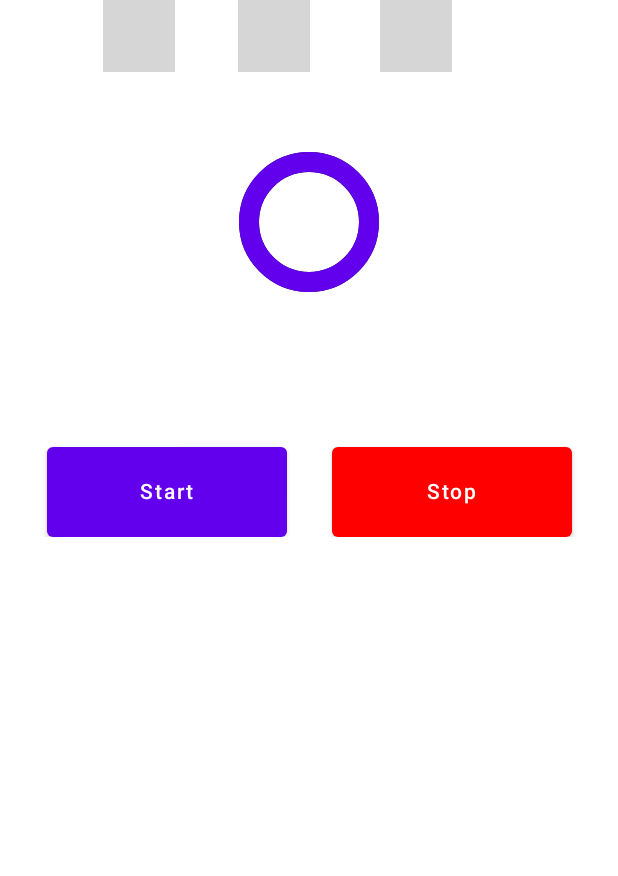
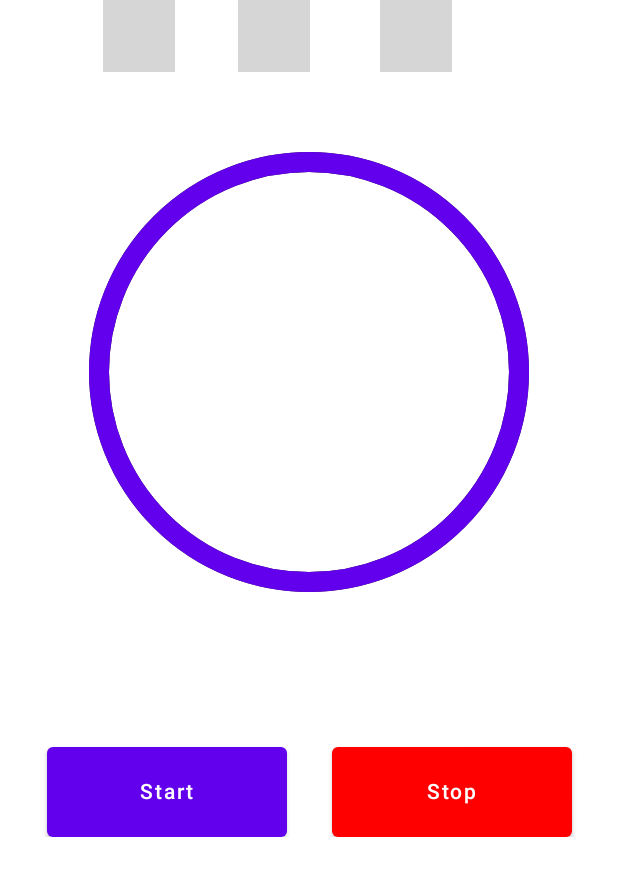
Before and after one commit to SergeiKrainyukov/TimerYT, an Android app built with Jetpack Compose: the @Preview function Preview, on a phone screen of 412 x 824 dp. Shown: the top 876 px of the screen. Run offline under Robolectric (Android 15) with nearby library versions, the phone set to English and light mode, and no system bars; libraries missing offline, so code that uses them is left out: com.chargemap.compose; 3 statements that could not run were skipped; grey boxes are pictures that could not be loaded.

Commit message:
name improvements

```diff
--- a/app/src/main/java/com/example/timeryt/MainActivity.kt
+++ b/app/src/main/java/com/example/timeryt/MainActivity.kt
@@ -21,7 +21,7 @@ class MainActivity : ComponentActivity() {
                     contentAlignment = Alignment.Center,
                     modifier = Modifier.fillMaxSize()
                 ) {
-                    Timer(modifier = Modifier.size(400.dp))
+                    Timer()
                 }
             }
         }
--- a/app/src/main/java/com/example/timeryt/TimePicker.kt
+++ b/app/src/main/java/com/example/timeryt/TimePicker.kt
@@ -9,26 +9,29 @@ import androidx.compose.runtime.Composable
 import androidx.compose.ui.Alignment
 import androidx.compose.ui.Modifier
 import androidx.compose.ui.graphics.Color
+import androidx.compose.ui.res.stringResource
 import androidx.compose.ui.text.TextStyle
 import androidx.compose.ui.text.style.TextAlign
 import androidx.compose.ui.unit.dp
 import com.chargemap.compose.numberpicker.NumberPicker
 
-data class FullHours(
-    val hours: Int,
-    val minutes: Int,
-    val seconds: Int
+data class FullTime(
+    val hours: Int = 0,
+    val minutes: Int = 0,
+    val seconds: Int = 0
 ) {
     fun toSeconds() = seconds + minutes * 60 + hours * 3600
 
     fun minusSecond() = fromSeconds(toSeconds() - 1)
 
+    fun isDefault() = seconds == 0 && minutes == 0 && hours == 0
+
     companion object {
-        fun fromSeconds(seconds: Int): FullHours {
+        fun fromSeconds(seconds: Int): FullTime {
             val hours = seconds / 3600
             val minutes = (seconds - 3600 * hours) / 60
             val secondsValue = seconds - hours * 3600 - minutes * 60
-            return FullHours(
+            return FullTime(
                 hours = hours,
                 minutes = minutes,
                 seconds = secondsValue
@@ -40,11 +43,11 @@ data class FullHours(
 @Composable
 fun CustomTimePicker(
     modifier: Modifier = Modifier,
-    value: FullHours,
+    value: FullTime,
     hoursRange: Iterable<Int> = (0..23),
     minutesRange: Iterable<Int> = (0..59),
     secondsRange: Iterable<Int> = (0..59),
-    onValueChange: (FullHours) -> Unit,
+    onValueChange: (FullTime) -> Unit,
     dividersColor: Color = MaterialTheme.colors.primary,
     textStyle: TextStyle = LocalTextStyle.current,
 ) {
@@ -62,7 +65,7 @@ fun CustomTimePicker(
             range = hoursRange
         )
 
-        TimeDivider("час")
+        TimeDivider(stringResource(id = R.string.hours))
 
         NumberPicker(
             value = value.minutes,
@@ -74,7 +77,7 @@ fun CustomTimePicker(
             range = minutesRange
         )
 
-        TimeDivider("мин")
+        TimeDivider(stringResource(id = R.string.minutes))
 
         NumberPicker(
             value = value.seconds,
@@ -86,7 +89,7 @@ fun CustomTimePicker(
             range = secondsRange
         )
 
-        TimeDivider("cек")
+        TimeDivider(stringResource(id = R.string.seconds))
     }
 }
 
--- a/app/src/main/java/com/example/timeryt/Timer.kt
+++ b/app/src/main/java/com/example/timeryt/Timer.kt
@@ -1,15 +1,11 @@
 package com.example.timeryt
 
 import androidx.compose.foundation.Canvas
-import androidx.compose.foundation.border
 import androidx.compose.foundation.layout.*
-import androidx.compose.foundation.shape.RoundedCornerShape
 import androidx.compose.material.Button
 import androidx.compose.material.ButtonDefaults
-import androidx.compose.material.MaterialTheme
 import androidx.compose.material.Text
 import androidx.compose.runtime.*
-import androidx.compose.runtime.saveable.rememberSaveable
 import androidx.compose.ui.Alignment
 import androidx.compose.ui.Modifier
 import androidx.compose.ui.geometry.Size
@@ -24,54 +20,57 @@ import androidx.compose.ui.unit.dp
 import androidx.compose.ui.unit.sp
 import com.example.timeryt.ui.theme.GrayLight
 import com.example.timeryt.ui.theme.Purple
+import com.example.timeryt.ui.theme.White
 import kotlinx.coroutines.delay
 
+private const val FULL_SWEEP_ANGLE = 360f
+
 @Composable
-fun Timer(modifier: Modifier) {
+fun Timer() {
 
     var isTimerRunning by remember {
         mutableStateOf(false)
     }
 
     var sweepAngle by remember {
-        mutableStateOf(360f)
+        mutableStateOf(FULL_SWEEP_ANGLE)
     }
 
-    var startTime by remember { mutableStateOf(FullHours(0, 0, 0)) }
+    var startTime by remember { mutableStateOf(FullTime()) }
 
-    var currentTime by remember { mutableStateOf(FullHours(0, 0, 0)) }
+    var currentTime by remember { mutableStateOf(FullTime()) }
 
     Column(horizontalAlignment = Alignment.CenterHorizontally) {
         CustomTimePicker(
-            dividersColor = MaterialTheme.colors.primary,
+            dividersColor = Purple,
             value = startTime,
-            textStyle = TextStyle(color = Color.White),
+            textStyle = TextStyle(color = White),
             onValueChange = {
                 startTime = it
             },
         )
-        Box(
-            modifier = modifier,
-            contentAlignment = Alignment.Center
-        ) {
+        Box(contentAlignment = Alignment.Center) {
             LaunchedEffect(key1 = sweepAngle, key2 = isTimerRunning) {
                 if (sweepAngle > 0 && isTimerRunning) {
                     delay(1000L)
                     currentTime = currentTime.minusSecond()
-                    sweepAngle = 360f * currentTime.toSeconds() / startTime.toSeconds()
+                    sweepAngle = calculateSweepAngle(currentTime, startTime)
                 }
                 if (sweepAngle == 0f) {
-                    sweepAngle = 360f
+                    sweepAngle = FULL_SWEEP_ANGLE
                     isTimerRunning = false
                 }
             }
-            TimerView(sweepAngle = sweepAngle, currentTime = currentTime, modifier = modifier)
+            TimerView(
+                sweepAngle = sweepAngle,
+                currentTime = currentTime,
+            )
         }
         Spacer(modifier = Modifier.size(50.dp))
         Row(horizontalArrangement = Arrangement.Center, modifier = Modifier.fillMaxWidth()) {
             StartButton(isTimerRunning = isTimerRunning) {
-                if (startTime.toSeconds() == 0) return@StartButton
-                if (!isTimerRunning && startTime.toSeconds() > 0 && currentTime.toSeconds() == 0) {
+                if (startTime.isDefault()) return@StartButton
+                if (!isTimerRunning && currentTime.isDefault()) {
                     currentTime = startTime
                 }
                 isTimerRunning = !isTimerRunning
@@ -79,8 +78,8 @@ fun Timer(modifier: Modifier) {
             }
             Spacer(modifier = Modifier.size(30.dp))
             StopButton {
-                sweepAngle = 360f
-                currentTime = FullHours(0, 0, 0)
+                sweepAngle = FULL_SWEEP_ANGLE
+                currentTime = FullTime()
                 isTimerRunning = false
             }
         }
@@ -129,21 +128,24 @@ fun StopButton(
 @Composable
 fun TimerView(
     sweepAngle: Float,
-    currentTime: FullHours,
-    modifier: Modifier
+    currentTime: FullTime,
 ) {
-    Canvas(modifier = modifier.padding(60.dp)) {
+    Canvas(
+        modifier = Modifier
+            .size(400.dp)
+            .padding(60.dp)
+    ) {
         drawArc(
             color = GrayLight,
-            startAngle = 360f,
-            sweepAngle = 360f,
+            startAngle = FULL_SWEEP_ANGLE,
+            sweepAngle = FULL_SWEEP_ANGLE,
             useCenter = false,
             size = Size(size.width, size.height),
             style = Stroke(width = 20f, cap = StrokeCap.Round),
         )
         drawArc(
             color = Purple,
-            startAngle = -90f,
+            startAngle = -FULL_SWEEP_ANGLE / 4,
             sweepAngle = sweepAngle,
             useCenter = false,
             size = Size(size.width, size.height),
@@ -158,8 +160,11 @@ fun TimerView(
     )
 }
 
+private fun calculateSweepAngle(currentTime: FullTime, startTime: FullTime) =
+    FULL_SWEEP_ANGLE * currentTime.toSeconds() / startTime.toSeconds()
+
 @Preview
 @Composable
 fun Preview() {
-    Timer(modifier = Modifier.size(200.dp))
+    Timer()
 }
--- a/app/src/main/java/com/example/timeryt/ui/theme/Color.kt
+++ b/app/src/main/java/com/example/timeryt/ui/theme/Color.kt
@@ -3,5 +3,6 @@ package com.example.timeryt.ui.theme
 import androidx.compose.ui.graphics.Color
 
 val Purple = Color(0xFF6200EE)
+val White = Color(0xFFFFFFFF)
 val Gray = Color(0xFF242424)
 val GrayLight = Color(0xFF2B2B2B)
--- a/app/src/main/res/values/strings.xml
+++ b/app/src/main/res/values/strings.xml
@@ -4,4 +4,8 @@
     <string name="button_start">Start</string>
     <string name="button_stop">Stop</string>
     <string name="button_pause">Pause</string>
+
+    <string name="hours">час</string>
+    <string name="minutes">мин</string>
+    <string name="seconds">сек</string>
 </resources>
```
